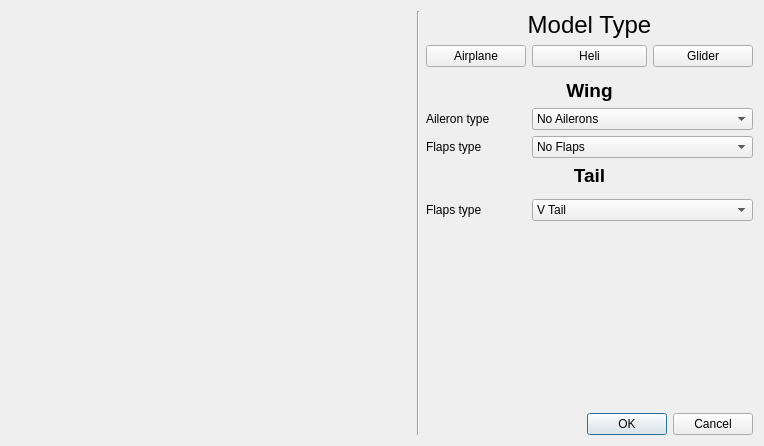
roberto1903/companion9x, file src/modelconfigdialog.ui: the form before one commit.
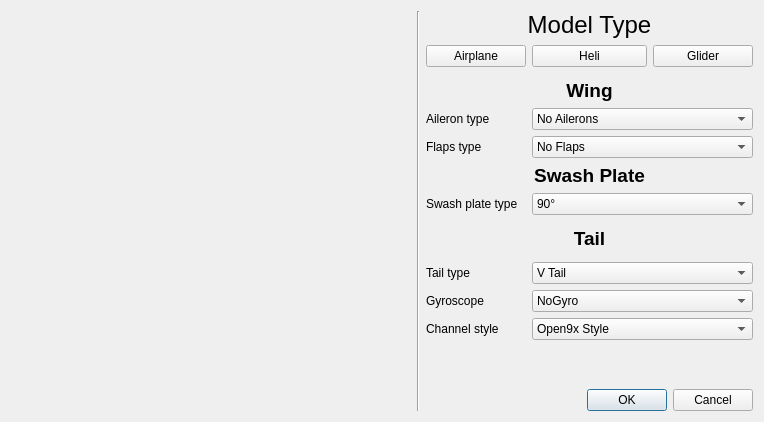
The form after the commit. Icons and pictures are not drawn.

Patch:
```diff
--- a/src/modelconfigdialog.ui
+++ b/src/modelconfigdialog.ui
@@ -6,7 +6,7 @@
    <rect>
     <x>0</x>
     <y>0</y>
-    <width>731</width>
+    <width>749</width>
     <height>410</height>
    </rect>
   </property>
@@ -30,7 +30,54 @@
     <normaloff>:/images/configure.png</normaloff>:/images/configure.png</iconset>
   </property>
   <layout class="QGridLayout" name="gridLayout_2" columnstretch="0,1,1,1,0">
-   <item row="0" column="0" rowspan="11">
+   <item row="6" column="2" colspan="3">
+    <widget class="QLabel" name="spLabel">
+     <property name="sizePolicy">
+      <sizepolicy hsizetype="MinimumExpanding" vsizetype="MinimumExpanding">
+       <horstretch>0</horstretch>
+       <verstretch>0</verstretch>
+      </sizepolicy>
+     </property>
+     <property name="font">
+      <font>
+       <pointsize>14</pointsize>
+       <weight>75</weight>
+       <bold>true</bold>
+      </font>
+     </property>
+     <property name="text">
+      <string>Swash Plate</string>
+     </property>
+     <property name="alignment">
+      <set>Qt::AlignCenter</set>
+     </property>
+    </widget>
+   </item>
+   <item row="7" column="3" colspan="2">
+    <widget class="QComboBox" name="swashType_CB">
+     <item>
+      <property name="text">
+       <string>90°</string>
+      </property>
+     </item>
+     <item>
+      <property name="text">
+       <string>120°</string>
+      </property>
+     </item>
+     <item>
+      <property name="text">
+       <string>120X°</string>
+      </property>
+     </item>
+     <item>
+      <property name="text">
+       <string>140°</string>
+      </property>
+     </item>
+    </widget>
+   </item>
+   <item row="0" column="0" rowspan="16">
     <layout class="QGridLayout" name="gridLayout">
      <property name="spacing">
       <number>0</number>
@@ -206,7 +253,7 @@
      </property>
     </widget>
    </item>
-   <item row="6" column="2" colspan="3">
+   <item row="9" column="2" colspan="3">
     <widget class="QLabel" name="tailLabel">
      <property name="sizePolicy">
       <sizepolicy hsizetype="MinimumExpanding" vsizetype="MinimumExpanding">
@@ -229,7 +276,7 @@
      </property>
     </widget>
    </item>
-   <item row="8" column="2">
+   <item row="11" column="2">
     <widget class="QLabel" name="tailType_Label">
      <property name="sizePolicy">
       <sizepolicy hsizetype="MinimumExpanding" vsizetype="MinimumExpanding">
@@ -238,27 +285,27 @@
       </sizepolicy>
      </property>
      <property name="text">
-      <string>Flaps type</string>
+      <string>Tail type</string>
      </property>
     </widget>
    </item>
-   <item row="9" column="2" colspan="3">
+   <item row="14" column="2" colspan="3">
     <spacer name="verticalSpacer_2">
      <property name="orientation">
       <enum>Qt::Vertical</enum>
      </property>
      <property name="sizeType">
-      <enum>QSizePolicy::MinimumExpanding</enum>
+      <enum>QSizePolicy::Expanding</enum>
      </property>
      <property name="sizeHint" stdset="0">
       <size>
        <width>238</width>
-       <height>186</height>
+       <height>150</height>
       </size>
      </property>
     </spacer>
    </item>
-   <item row="10" column="2" colspan="3">
+   <item row="15" column="2" colspan="3">
     <widget class="QDialogButtonBox" name="buttonBox">
      <property name="orientation">
       <enum>Qt::Horizontal</enum>
@@ -290,7 +337,7 @@
      </item>
     </widget>
    </item>
-   <item row="8" column="3" colspan="2">
+   <item row="11" column="3" colspan="2">
     <widget class="QComboBox" name="tailType_CB">
      <item>
       <property name="text">
@@ -360,13 +407,67 @@
      </property>
     </widget>
    </item>
-   <item row="0" column="1" rowspan="11">
+   <item row="0" column="1" rowspan="16">
     <widget class="Line" name="line">
      <property name="orientation">
       <enum>Qt::Vertical</enum>
      </property>
     </widget>
    </item>
+   <item row="7" column="2">
+    <widget class="QLabel" name="sp_Label">
+     <property name="text">
+      <string>Swash plate type</string>
+     </property>
+    </widget>
+   </item>
+   <item row="12" column="3" colspan="2">
+    <widget class="QComboBox" name="gyro_CB">
+     <item>
+      <property name="text">
+       <string>NoGyro</string>
+      </property>
+     </item>
+     <item>
+      <property name="text">
+       <string>Switch control</string>
+      </property>
+     </item>
+     <item>
+      <property name="text">
+       <string>Pot control</string>
+      </property>
+     </item>
+    </widget>
+   </item>
+   <item row="12" column="2">
+    <widget class="QLabel" name="gyroType_Label">
+     <property name="text">
+      <string>Gyroscope</string>
+     </property>
+    </widget>
+   </item>
+   <item row="13" column="2">
+    <widget class="QLabel" name="chassign_Label">
+     <property name="text">
+      <string>Channel style</string>
+     </property>
+    </widget>
+   </item>
+   <item row="13" column="3" colspan="2">
+    <widget class="QComboBox" name="chStyle_CB">
+     <item>
+      <property name="text">
+       <string>Open9x Style</string>
+      </property>
+     </item>
+     <item>
+      <property name="text">
+       <string>Futaba Style</string>
+      </property>
+     </item>
+    </widget>
+   </item>
   </layout>
  </widget>
  <tabstops>
```
